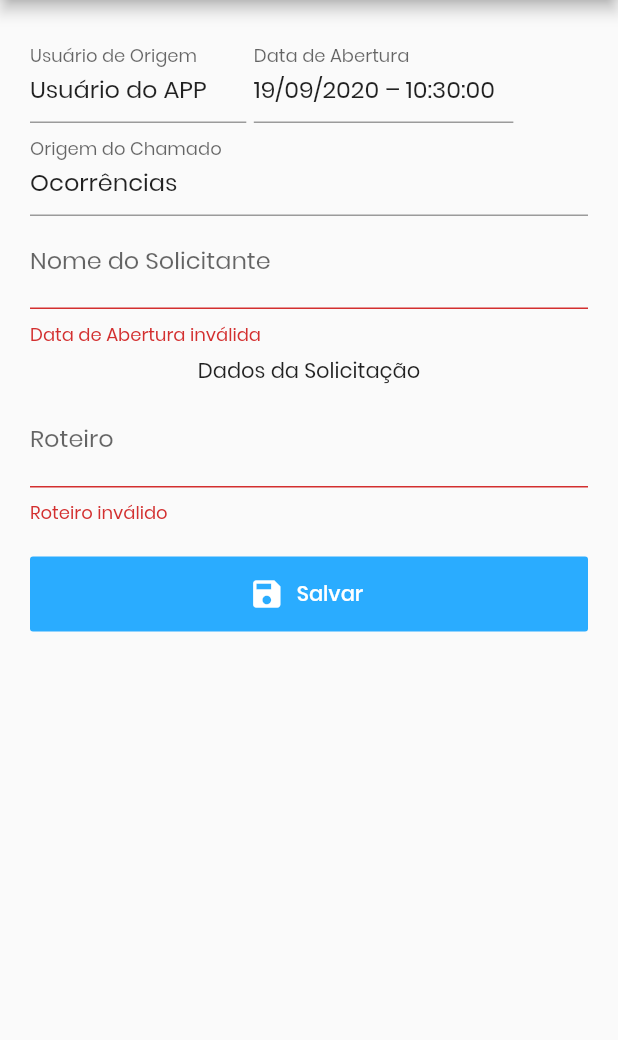
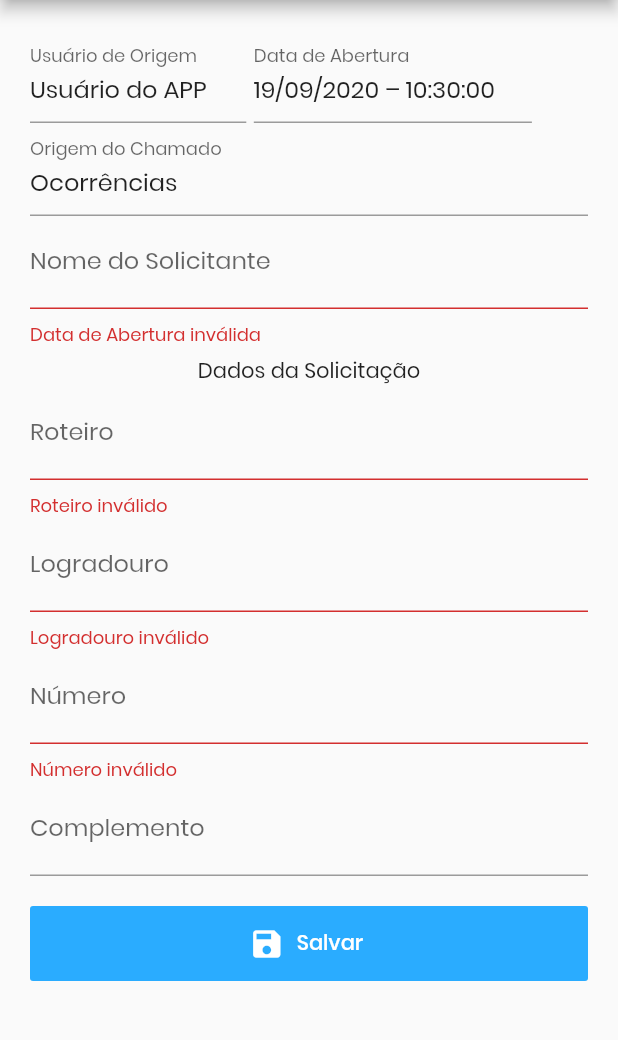
Before and after one commit to luizcalabria/fpa_projeto, a Flutter app: the ChamadoView screen opened directly, after a tap on "Salvar", on a phone screen of 412 x 824 dp, the part 84-1124 px from its top. Run offline on Flutter 3.47's test engine with Material 2 defaults, Android fonts, the phone set to English and light mode, and no system bars; our stand-ins replace dio, flutter_mobx, geolocator, google_maps_flutter, local_auth, mobx and 1 more; accounts and stored records are empty; generated files the repository leaves out were written again.

```diff
--- a/lib/android/views/chamado.view.dart
+++ b/lib/android/views/chamado.view.dart
@@ -7,7 +7,9 @@ import 'package:intl/intl.dart';
 
 class ChamadoView extends StatefulWidget {
   final ChamadoModel chamado;
-  ChamadoView({this.chamado});
+  ChamadoView({
+    this.chamado,
+  });
 
   @override
   _ChamadoViewState createState() => _ChamadoViewState();
@@ -36,7 +38,7 @@ class _ChamadoViewState extends State<ChamadoView> {
   }
 
   onSuccess(){
-    var push = Navigator.push(
+    Navigator.push(
       context,
       MaterialPageRoute(
         builder: (context) => HomeView(),
@@ -108,7 +110,7 @@ class _ChamadoViewState extends State<ChamadoView> {
                       width: 5,
                     ),
                     Container(
-                      width: MediaQuery.of(context).size.width*0.42,
+                      width: MediaQuery.of(context).size.width*0.45,
                       child: TextFormField(
                         initialValue: widget.chamado.dataSolicitacao,
                         decoration: InputDecoration(
@@ -158,9 +160,6 @@ class _ChamadoViewState extends State<ChamadoView> {
               Text(
                 "Dados da Solicitação"
               ),
-              SizedBox(
-                height: 5,
-              ),
               TextFormField(
                 decoration: InputDecoration(
                   labelText: "Roteiro"
@@ -173,6 +172,42 @@ class _ChamadoViewState extends State<ChamadoView> {
                 },
                 onChanged: (val){
                   widget.chamado.roteiro = val;
+                },
+              ),
+              TextFormField(
+                decoration: InputDecoration(
+                  labelText: "Logradouro"
+                ),
+                validator: (value){
+                  if (value.isEmpty){
+                    return "Logradouro inválido";
+                  }
+                  return null;
+                },
+                onChanged: (val){
+                  widget.chamado.logradouro = val;
+                },
+              ),
+              TextFormField(
+                decoration: InputDecoration(
+                  labelText: "Número"
+                ),
+                validator: (value){
+                  if (value.isEmpty){
+                    return "Número inválido";
+                  }
+                  return null;
+                },
+                onChanged: (val){
+                  widget.chamado.numero = val;
+                },
+              ),
+              TextFormField(
+                decoration: InputDecoration(
+                  labelText: "Complemento"
+                ),
+                onChanged: (val){
+                  widget.chamado.complemento = val;
                 },
               ),
               SizedBox(
--- a/lib/android/views/details.view.dart
+++ b/lib/android/views/details.view.dart
@@ -34,7 +34,6 @@ class _DetailsViewState extends State<DetailsView> {
     );
   }
   Widget page(BuildContext context,ChamadoModel chamado) {
-
     return Scaffold(
       appBar: AppBar(
         centerTitle: true,
--- a/lib/android/views/home.view.dart
+++ b/lib/android/views/home.view.dart
@@ -27,7 +27,6 @@ class _HomeViewState extends State<HomeView> {
 
   @override
   Widget build(BuildContext context) {
-
     return Scaffold(
       appBar: PreferredSize(
         child: ProcurarAppBar(
--- a/lib/controllers/auth.controller.dart
+++ b/lib/controllers/auth.controller.dart
@@ -46,7 +46,6 @@ class AuthController {
        return 1;
       }
     }else{
-      print("Tela de Login");
       return 2;
     }
   }
--- a/lib/models/chamado.model.dart
+++ b/lib/models/chamado.model.dart
@@ -1,20 +1,22 @@
 import 'package:fpa_projeto/models/comunidade.model.dart';
-import 'package:fpa_projeto/models/endereco.model.dart';
 class ChamadoModel{
   int processo;
   String nomeOrigem = "";
   String dataSolicitacao;
   String origemChamado = "";
   String nomeSolicitante = "";
-  EnderecoModel enderecoOcorrencia;
+  String logradouro = "";
+  String numero = "";
+  String complemento = "";
+  int bairro = 0;
   ComunidadeModel comunidade;
-  String roteiro;
-  String solicitacao;
-  bool vitimas;
-  bool vitimasFatais;
-  String statusChamado;
-  double latitude;
-  double longitude;
+  String roteiro = "";
+  String solicitacao = "";
+  bool vitimas = false;
+  bool vitimasFatais = false;
+  String statusChamado = "";
+  double latitude = 0.0;
+  double longitude = 0.0;
 
   ChamadoModel({
     this.processo,
@@ -22,7 +24,10 @@ class ChamadoModel{
     this.dataSolicitacao,
     this.origemChamado,
     this.nomeSolicitante,
-    this.enderecoOcorrencia,
+    this.logradouro,
+    this.numero,
+    this.complemento,
+    this.bairro,
     this.comunidade,
     this.roteiro,
     this.solicitacao,
@@ -40,7 +45,10 @@ class ChamadoModel{
       'dataSolicitacao': dataSolicitacao,
       'origemChamado': origemChamado,
       'nomeSolicitante': nomeSolicitante,
-      'enderecoOcorrencia': enderecoOcorrencia,
+      'logradouro': logradouro,
+      'numero': numero,
+      'complemento': complemento,
+      'bairro': bairro,
       'comunidade': comunidade,
       'roteiro': roteiro,
       'solicitacao': solicitacao,
@@ -48,7 +56,7 @@ class ChamadoModel{
       'vitimasFatais': vitimasFatais,
       'statusChamado': statusChamado,
       'latitude': latitude,
-      'logitude': longitude
+      'longitude': longitude
     };
   }
   Map<dynamic, String> fromMap() {
@@ -58,7 +66,10 @@ class ChamadoModel{
       dataSolicitacao: 'dataSolicitacao',
       origemChamado: 'origemChamado',
       nomeSolicitante: 'nomeSolicitante',
-      enderecoOcorrencia: 'enderecoOcorrencia',
+      logradouro: 'logradouro',
+      numero: 'numero',
+      complemento: 'complemento',
+      bairro: 'bairro',
       comunidade: 'comunidade',
       roteiro: 'roteiro',
       solicitacao: 'solicitacao',
--- a/lib/models/endereco.model.dart
+++ /dev/null
@@ -1,27 +0,0 @@
-import 'package:fpa_projeto/models/bairro.model.dart';
-
-class EnderecoModel{
-  String logradouro = "";
-  String numero = "";
-  String complemento = "";
-  BairroModel bairro;
-  String cep;
-
-  EnderecoModel({
-    this.logradouro,
-    this.numero,
-    this.complemento,
-    this.bairro,
-    this.cep,
-  });
-
-  Map<String, dynamic> toMap(){
-    return{
-      'logradouro': logradouro,
-      'numero': numero,
-      'complemento': complemento,
-      'bairro': bairro,
-      'cep': cep,
-    };
-  }
-}
--- a/lib/settings.dart
+++ b/lib/settings.dart
@@ -4,7 +4,7 @@ const String TBCHAMADO = "tbchamado";
 const String TBBAIRRO = "tbbairro";
 const String TBCOMUNIDADE = "tbcomunidade";
 const String CREATE_TBUSUARIO = "CREATE TABLE tbusuario (id INTEGER PRIMARY KEY,cpf TEXT,email TEXT,nome TEXT,senha TEXT)";
-const String CREATE_TBCHAMADO = "CREATE TABLE tbchamado(processo INTEGER PRIMARY KEY,nomeOrigem TEXT,dataSolicitacao TEXT,origemChamado TEXT,NomeSolicitante TEXT,enderecoOcorrencia TEXT,comunidade INTEGER,roteiro TEXT,solicitacao TEXT,vitimas INTEGER,vitimasFatais INTEGER,statusChamado TEXT, latitude REAL, longitude REAL)";
+const String CREATE_TBCHAMADO = "CREATE TABLE tbchamado(processo INTEGER PRIMARY KEY,nomeOrigem TEXT,dataSolicitacao TEXT,origemChamado TEXT,nomeSolicitante TEXT,logradouro TEXT, numero TEXT, complemento TEXT, bairro INTEGER,comunidade INTEGER,roteiro TEXT,solicitacao TEXT,vitimas INTEGER,vitimasFatais INTEGER,statusChamado TEXT, latitude REAL, longitude REAL)";
 const String CREATE_TBBAIRRO = "CREATE TABLE tbbairro(codigoBairro INTEGER,nomeBairro TEXT,rpa INTEGER,mr TEXT,regional TEXT)";
 const String CREATE_TBCOMUNIDADE = "CREATE TABLE tbcomunidade(id INTEGER PRIMARY KEY,nomeComunidade TEXT,bairroComunidade INTEGER)";
 const String INSERT_BAIRROS1 = "INSERT INTO TBBAIRRO VALUES (19,'RECIFE',1,'1.1','Planice'),(27,'SANTO ANT22223ONIO',1,'1.2','Planice'),(35,'SAO JOSE',1,'1.2','Planice'),(43,'ILHA JOANA BEZERRA',1,'1.3','Planice'),(51,'CABANGA',1,'1.2','Planice'),(60,'COELHOS',1,'1.3','Planice'),(78,'ILHA DO LEITE',1,'1.2','Planice'),(86,'BOA VISTA',1,'1.2','Planice'),(94,'PAISSANDU',1,'1.2','Planice'),(108,'SANTO AMARO',1,'1.1','Planice'),(116,'SOLEDADE',1,'1.2','Planice'),(134,'MARANGUAPE',1,'1.1','Planice'),(175,'ENCRUZILHADA',2,'2.1','Norte'),(183,'ROSARINHO',2,'2.1','Norte'),(272,'TORREAO',2,'2.1','Norte'),(280,'CAMPO GRANDE',2,'2.1','Norte'),(299,'PEIXINHOS',2,'2.1','Norte'),(302,'HIPODROMO',2,'2.1','Norte'),(310,'CAMPINA DO BARRETO',2,'2.1','Norte'),(329,'ARRUDA',2,'2.1','Norte'),(337,'AGUA FRIA',2,'2.2','Norte'),(345,'FUNDAO',2,'2.2','Norte'),(353,'CAJUEIRO',2,'2.2','Norte'),(361,'PORTO DA MADEIRA',2,'2.2','Norte')";
```
Also changed, not shown: lib/repositories/bairro.repository.dart (added, +67 -0 lines), lib/repositories/chamado.repository.dart (+39 -4 lines), lib/controllers/home.controller.g.dart.
